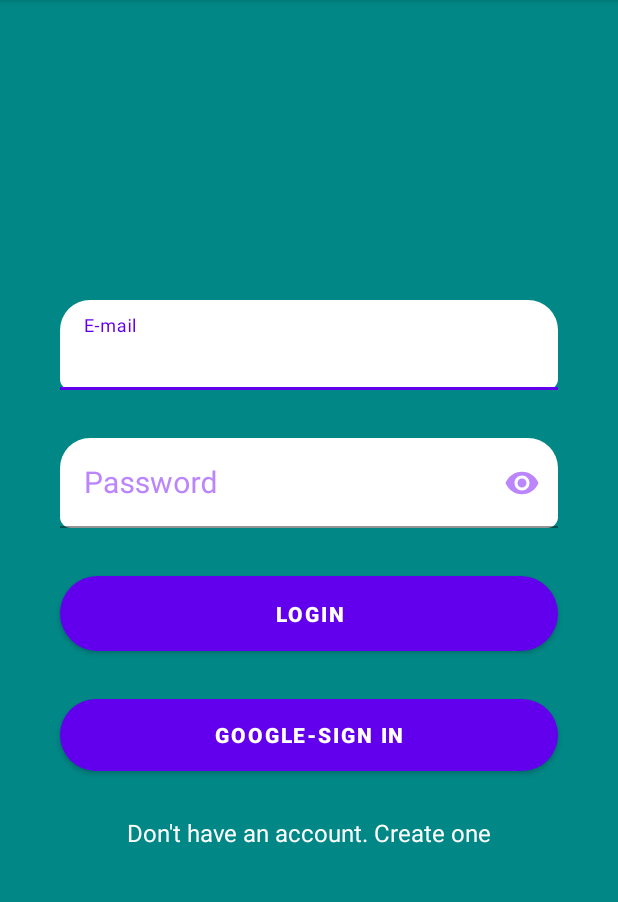
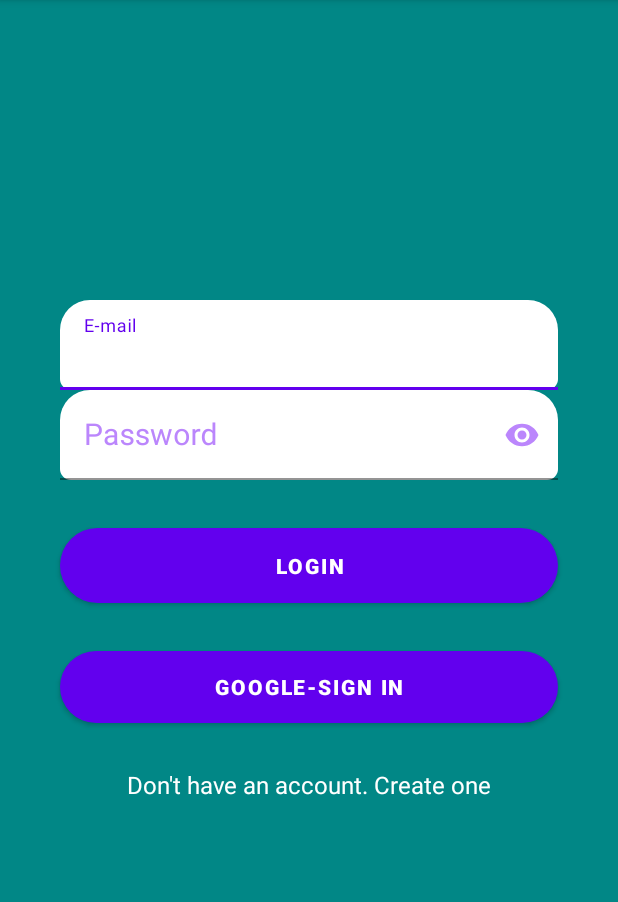
Before and after one commit to Nitin-Ilango/Firebase-Authentication, an Android app: the screen it shows after launch (LoginActivity), on a phone screen of 412 x 824 dp, the part 84-986 px from its top. Run offline under Robolectric (Android 15) with nearby library versions, the phone set to English and light mode, and no system bars; our stand-ins replace Firebase (no records; nobody signed in at launch, a user with empty details on screens opened directly).

Commit message:
Initial commit

```diff
--- a/app/src/main/java/com/nitin/firebasebasics/PhoneLogin.kt
+++ b/app/src/main/java/com/nitin/firebasebasics/PhoneLogin.kt
@@ -32,6 +32,7 @@ class SignupActivity : AppCompatActivity() {
         setContentView(view)
 
         auth = FirebaseAuth.getInstance()
+//        auth.firebaseAuthSettings.setAppVerificationDisabledForTesting(true)
 
         mCallbacks = object : PhoneAuthProvider.OnVerificationStateChangedCallbacks() {
 
--- a/app/src/main/res/layout/login_activity.xml
+++ b/app/src/main/res/layout/login_activity.xml
@@ -33,7 +33,7 @@
         android:id="@+id/et_password_l"
         android:layout_width="0dp"
         android:layout_height="60dp"
-        android:layout_marginTop="32dp"
+        android:layout_marginTop="0dp"
         android:hint="Password"
         app:passwordToggleEnabled="true"
         app:passwordToggleTint="@color/purple_200"
```
